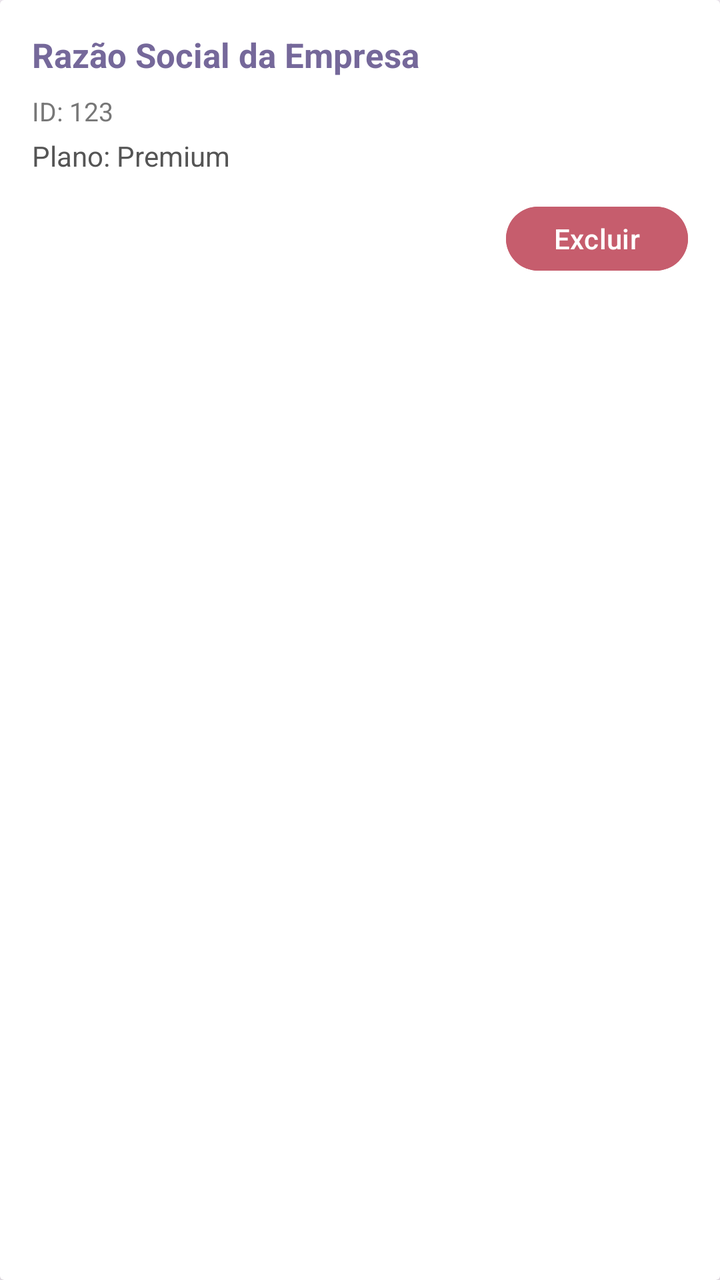
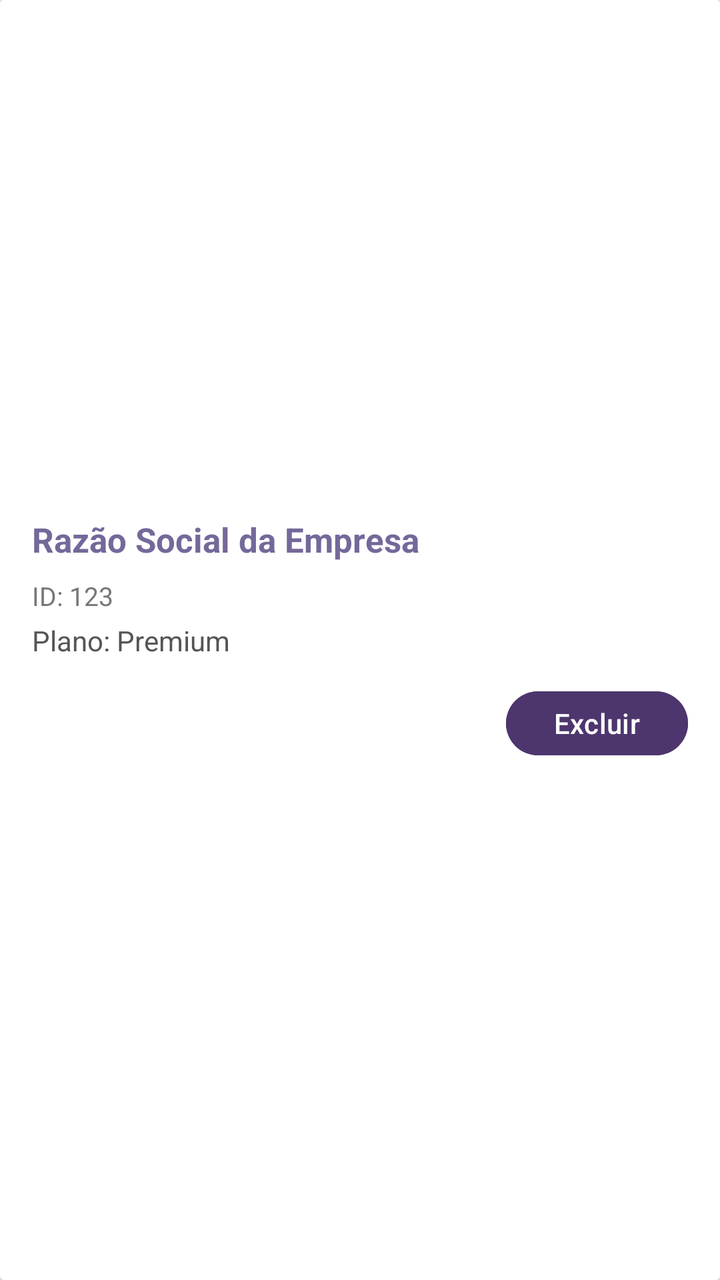

The first picture is an Android layout as it rendered before a commit; the second is the same layout after the commit. The layout source and the unified diff follow.
<!-- AndroidManifest.xml: application theme Theme.MindU -->
<!-- res/layout/item_empresa_admin.xml -->
<?xml version="1.0" encoding="utf-8"?>
<androidx.cardview.widget.CardView
    xmlns:android="http://schemas.android.com/apk/res/android"
    android:layout_width="match_parent"
    android:layout_height="wrap_content"
    android:layout_marginBottom="12dp"
    android:backgroundTint="#FFFFFF"
    android:elevation="3dp"
    android:radius="16dp">

    <LinearLayout
        android:layout_width="match_parent"
        android:layout_height="wrap_content"
        android:orientation="vertical"
        android:padding="16dp">

        <TextView
            android:id="@+id/txtRazaoSocial"
            android:layout_width="match_parent"
            android:layout_height="wrap_content"
            android:text="Razão Social da Empresa"
            android:textColor="#75689A"
            android:textSize="17sp"
            android:textStyle="bold"/>

        <TextView
            android:id="@+id/txtIdEmpresa"
            android:layout_width="match_parent"
            android:layout_height="wrap_content"
            android:layout_marginTop="8dp"
            android:text="ID: 123"
            android:textColor="#777777"
            android:textSize="13sp"/>

        <TextView
            android:id="@+id/txtPlanoEmpresa"
            android:layout_width="match_parent"
            android:layout_height="wrap_content"
            android:layout_marginTop="4dp"
            android:text="Plano: Premium"
            android:textColor="#555555"
            android:textSize="14sp"/>

        <Button
            android:id="@+id/btnExcluirEmpresa"
            android:layout_width="wrap_content"
            android:layout_height="40dp"
            android:layout_gravity="end"
            android:layout_marginTop="12dp"
            android:backgroundTint="#C65D6D"
            android:text="Excluir"
            android:textAllCaps="false"
            android:textColor="#FFFFFF"
            android:textSize="14sp"/>

    </LinearLayout>

</androidx.cardview.widget.CardView>
<!-- resources referenced by this layout -->
<resources>
  <style name="Theme.MindU" parent="Base.Theme.MindU" />
  <style name="Base.Theme.MindU" parent="Theme.Material3.DayNight.NoActionBar">
          
          
      </style>
</resources>

<!-- the commit's change to res/layout/item_empresa_admin.xml (unified diff, before → after) -->
@@ -11,6 +11,8 @@
     <LinearLayout
         android:layout_width="match_parent"
         android:layout_height="wrap_content"
+        android:layout_gravity="center_vertical"
+        android:gravity="center_horizontal|fill_horizontal"
         android:orientation="vertical"
         android:padding="16dp">
 
@@ -21,7 +23,7 @@
             android:text="Razão Social da Empresa"
             android:textColor="#75689A"
             android:textSize="17sp"
-            android:textStyle="bold"/>
+            android:textStyle="bold" />
 
         <TextView
             android:id="@+id/txtIdEmpresa"
@@ -30,7 +32,7 @@
             android:layout_marginTop="8dp"
             android:text="ID: 123"
             android:textColor="#777777"
-            android:textSize="13sp"/>
+            android:textSize="13sp" />
 
         <TextView
             android:id="@+id/txtPlanoEmpresa"
@@ -39,7 +41,7 @@
             android:layout_marginTop="4dp"
             android:text="Plano: Premium"
             android:textColor="#555555"
-            android:textSize="14sp"/>
+            android:textSize="14sp" />
 
         <Button
             android:id="@+id/btnExcluirEmpresa"
@@ -47,11 +49,11 @@
             android:layout_height="40dp"
             android:layout_gravity="end"
             android:layout_marginTop="12dp"
-            android:backgroundTint="#C65D6D"
+            android:backgroundTint="#4d366d"
             android:text="Excluir"
             android:textAllCaps="false"
             android:textColor="#FFFFFF"
-            android:textSize="14sp"/>
+            android:textSize="14sp" />
 
     </LinearLayout>
 
